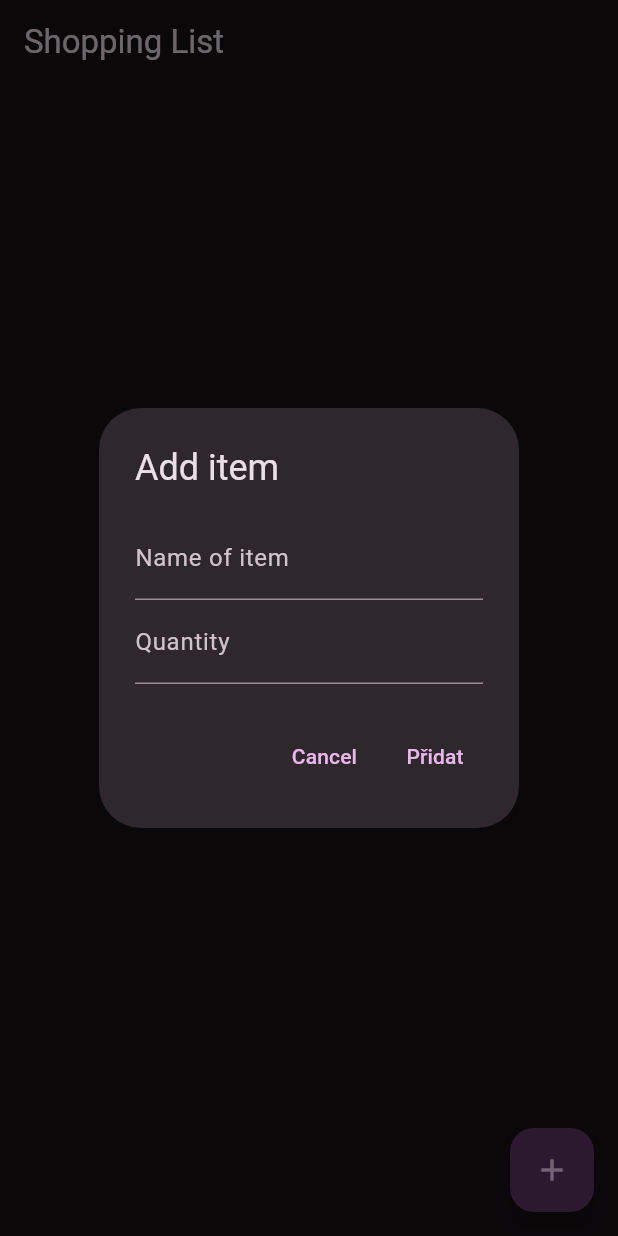
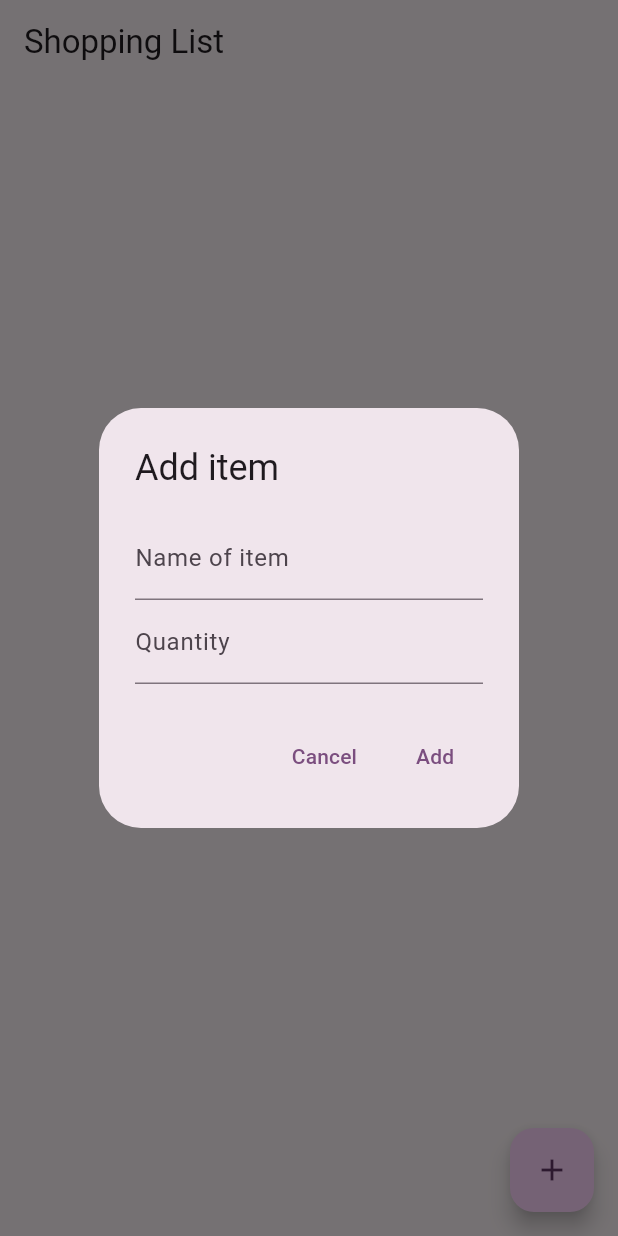
Before and after one commit to suchanek-tom/shopping_list_flutter, a Flutter app: the screen it shows after launch, after a tap on the "add" icon, on a phone screen of 412 x 824 dp. Run offline on Flutter 3.47's test engine with Material 3 defaults, Android fonts, the phone set to English and light mode, and no system bars.

Commit message:
Finished basic structure with logic for my semestral project

```diff
--- a/lib/main.dart
+++ b/lib/main.dart
@@ -15,8 +15,8 @@ class MainApp extends StatelessWidget {
       title: 'Shopping list app',
       theme:  ThemeData(
         colorScheme: ColorScheme.fromSeed(
-          seedColor: Colors.purple,
-          brightness: Brightness.dark
+          seedColor: Colors.purpleAccent,
+          brightness: Brightness.light
         )
       ),
       home:   ShoppingListScreen(),
--- a/lib/screens/shopping_list_screen.dart
+++ b/lib/screens/shopping_list_screen.dart
@@ -55,7 +55,7 @@ class _ShoppingListScreenState extends State<ShoppingListScreen> {
                 Navigator.of(context).pop();
               }
             },
-            child: Text('Přidat'),
+            child: Text('Add'),
           ),
         ],
       ),
@@ -73,7 +73,7 @@ class _ShoppingListScreenState extends State<ShoppingListScreen> {
       context: context,
       builder: (context) => AlertDialog(
         title: Text('Remove Item?'),
-        content: Text('Are you sure to remove this item: "${_items[index].name}"?'),
+        content: Text('Are you sure to remove: "${_items[index].name}"?'),
         actions: [
           TextButton(
             onPressed: () => Navigator.of(context).pop(),
```
